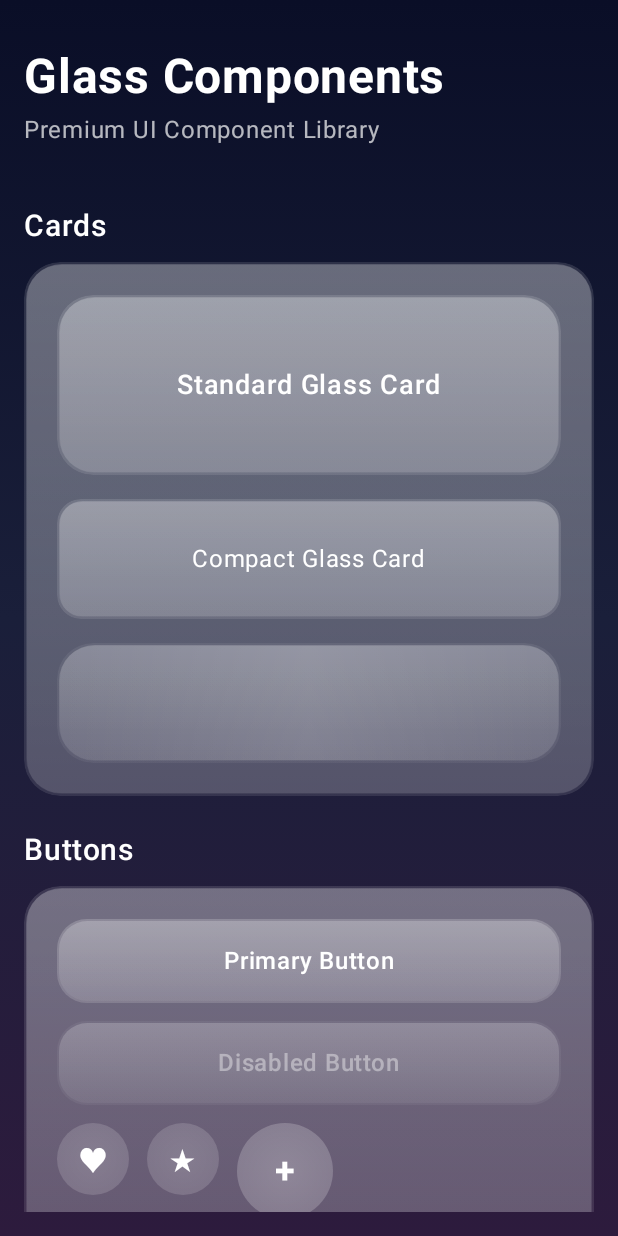
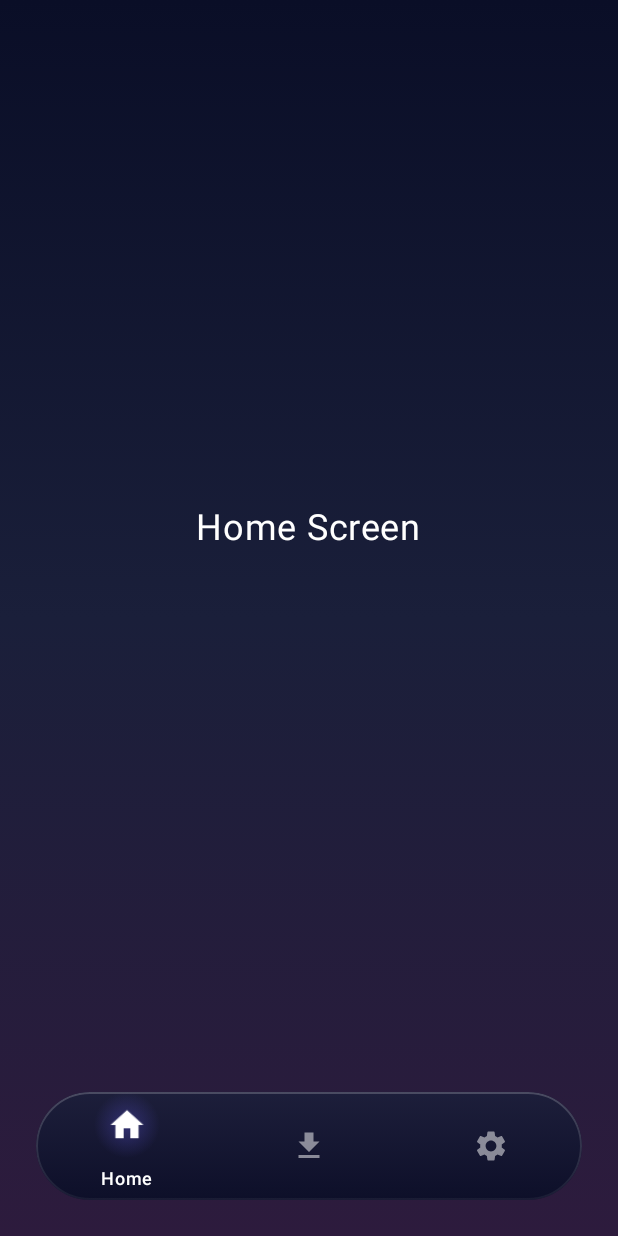
Before and after one commit to Alecocluc/Otter, an Android app built with Jetpack Compose: the screen it shows after launch (MainActivity), on a phone screen of 412 x 824 dp. Run offline under Robolectric (Android 15) with nearby library versions, the light colour scheme and no system bars; libraries missing offline, so code that uses them is left out: com.chaquo.python; 1 statement that could not run was skipped.

Commit message:
feat(general): add navbar, some more components, screens

```diff
--- a/app/build.gradle.kts
+++ b/app/build.gradle.kts
@@ -63,6 +63,7 @@ dependencies {
     implementation(platform(libs.androidx.compose.bom))
     implementation(libs.androidx.compose.ui)
     implementation(libs.androidx.compose.ui.graphics)
+    implementation(libs.androidx.compose.material.icons.extended)
     implementation(libs.androidx.compose.ui.tooling.preview)
     implementation(libs.androidx.compose.material3)
     implementation(libs.kotlinx.serialization.json)
--- a/app/src/main/java/com/appharbor/otter/MainActivity.kt
+++ b/app/src/main/java/com/appharbor/otter/MainActivity.kt
@@ -11,7 +11,7 @@ import androidx.compose.material3.Text
 import androidx.compose.runtime.Composable
 import androidx.compose.ui.Modifier
 import androidx.compose.ui.tooling.preview.Preview
-import com.appharbor.otter.ui.components.ComponentsPreview
+import com.appharbor.otter.ui.screens.MainScreen
 import com.appharbor.otter.ui.theme.OtterTheme
 
 class MainActivity : ComponentActivity() {
@@ -20,8 +20,8 @@ class MainActivity : ComponentActivity() {
         enableEdgeToEdge()
         setContent {
             OtterTheme {
-                // Show the glassmorphism components preview
-                ComponentsPreview()
+                // Show the main screen with navigation
+                MainScreen()
             }
         }
     }
@@ -39,6 +39,6 @@ fun Greeting(name: String, modifier: Modifier = Modifier) {
 @Composable
 fun GreetingPreview() {
     OtterTheme {
-        ComponentsPreview()
+        MainScreen()
     }
 }
--- /dev/null
+++ b/app/src/main/java/com/appharbor/otter/ui/components/GlassNavigationBar.kt
@@ -0,0 +1,183 @@
+package com.appharbor.otter.ui.components
+
+import androidx.compose.animation.core.animateFloatAsState
+import androidx.compose.animation.core.spring
+import androidx.compose.foundation.background
+import androidx.compose.foundation.border
+import androidx.compose.foundation.clickable
+import androidx.compose.foundation.interaction.MutableInteractionSource
+import androidx.compose.foundation.layout.*
+import androidx.compose.foundation.shape.CircleShape
+import androidx.compose.foundation.shape.RoundedCornerShape
+import androidx.compose.material3.Icon
+import androidx.compose.material3.Text
+import androidx.compose.runtime.Composable
+import androidx.compose.runtime.getValue
+import androidx.compose.runtime.remember
+import androidx.compose.ui.Alignment
+import androidx.compose.ui.Modifier
+import androidx.compose.ui.draw.blur
+import androidx.compose.ui.draw.clip
+import androidx.compose.ui.draw.scale
+import androidx.compose.ui.graphics.Brush
+import androidx.compose.ui.graphics.Color
+import androidx.compose.ui.graphics.vector.ImageVector
+import androidx.compose.ui.platform.LocalHapticFeedback
+import androidx.compose.ui.text.font.FontWeight
+import androidx.compose.ui.unit.dp
+import androidx.compose.ui.unit.sp
+
+/**
+ * Glass Navigation Bar
+ *
+ * A floating, capsule-style bottom navigation bar with glassmorphism effect.
+ *
+ * @param modifier Modifier for the navigation bar
+ * @param content Content of the navigation bar (GlassNavigationBarItem)
+ */
+@Composable
+fun GlassNavigationBar(
+    modifier: Modifier = Modifier,
+    content: @Composable RowScope.() -> Unit
+) {
+    Box(
+        modifier = modifier
+            .navigationBarsPadding()
+            .padding(horizontal = 24.dp, vertical = 24.dp)
+            .fillMaxWidth()
+            .height(72.dp)
+            .clip(RoundedCornerShape(36.dp)) // Capsule shape
+    ) {
+        // Background with blur
+        Box(
+            modifier = Modifier
+                .matchParentSize()
+                .background(
+                    brush = Brush.verticalGradient(
+                        colors = listOf(
+                            Color(0xFF1A1F3A).copy(alpha = 0.8f),
+                            Color(0xFF0A0E27).copy(alpha = 0.9f)
+                        )
+                    )
+                )
+                .blur(radius = 20.dp)
+        )
+
+        // Border
+        Box(
+            modifier = Modifier
+                .matchParentSize()
+                .border(
+                    width = 1.dp,
+                    brush = Brush.verticalGradient(
+                        colors = listOf(
+                            Color.White.copy(alpha = 0.2f),
+                            Color.White.copy(alpha = 0.05f)
+                        )
+                    ),
+                    shape = RoundedCornerShape(36.dp)
+                )
+        )
+
+        // Items
+        Row(
+            modifier = Modifier.fillMaxSize(),
+            horizontalArrangement = Arrangement.SpaceEvenly,
+            verticalAlignment = Alignment.CenterVertically,
+            content = content
+        )
+    }
+}
+
+/**
+ * Glass Navigation Bar Item
+ *
+ * An item within the GlassNavigationBar.
+ *
+ * @param selected Whether this item is selected
+ * @param onClick Callback when item is clicked
+ * @param icon Icon for the item
+ * @param label Label text for the item
+ * @param selectedColor Color when selected (default: primary accent)
+ * @param unselectedColor Color when unselected
+ */
+@Composable
+fun RowScope.GlassNavigationBarItem(
+    selected: Boolean,
+    onClick: () -> Unit,
+    icon: ImageVector,
+    label: String,
+    selectedColor: Color = Color(0xFF6C63FF),
+    unselectedColor: Color = Color.White.copy(alpha = 0.5f)
+) {
+    val haptic = LocalHapticFeedback.current
+    val interactionSource = remember { MutableInteractionSource() }
+
+    val scale by animateFloatAsState(
+        targetValue = if (selected) 1.1f else 1f,
+        animationSpec = spring(),
+        label = "scale"
+    )
+
+    val alpha by animateFloatAsState(
+        targetValue = if (selected) 1f else 0f,
+        animationSpec = spring(),
+        label = "alpha"
+    )
+
+    Column(
+        modifier = Modifier
+            .weight(1f)
+            .fillMaxHeight()
+            .clickable(
+                interactionSource = interactionSource,
+                indication = null
+            ) {
+                if (!selected) {
+                    haptic.performHapticFeedback(androidx.compose.ui.hapticfeedback.HapticFeedbackType.TextHandleMove)
+                    onClick()
+                }
+            },
+        horizontalAlignment = Alignment.CenterHorizontally,
+        verticalArrangement = Arrangement.Center
+    ) {
+        Box(
+            contentAlignment = Alignment.Center
+        ) {
+            // Active indicator glow
+            Box(
+                modifier = Modifier
+                    .size(40.dp)
+                    .scale(scale)
+                    .background(
+                        brush = Brush.radialGradient(
+                            colors = listOf(
+                                selectedColor.copy(alpha = 0.3f * alpha),
+                                Color.Transparent
+                            )
+                        ),
+                        shape = CircleShape
+                    )
+            )
+
+            Icon(
+                imageVector = icon,
+                contentDescription = label,
+                tint = if (selected) Color.White else unselectedColor,
+                modifier = Modifier
+                    .size(24.dp)
+                    .scale(scale)
+            )
+        }
+
+        if (selected) {
+            Text(
+                text = label,
+                color = Color.White,
+                fontSize = 12.sp,
+                fontWeight = FontWeight.Medium,
+                modifier = Modifier.padding(top = 4.dp)
+            )
+        }
+    }
+}
--- /dev/null
+++ b/app/src/main/java/com/appharbor/otter/ui/screens/HomeScreen.kt
@@ -0,0 +1,21 @@
+package com.appharbor.otter.ui.screens
+
+import androidx.compose.foundation.layout.Box
+import androidx.compose.foundation.layout.fillMaxSize
+import androidx.compose.material3.Text
+import androidx.compose.runtime.Composable
+import androidx.compose.ui.Alignment
+import androidx.compose.ui.Modifier
+import androidx.compose.ui.graphics.Color
+import androidx.compose.ui.unit.sp
+import com.appharbor.otter.ui.components.GlassCard
+
+@Composable
+fun HomeScreen() {
+    Box(
+        modifier = Modifier.fillMaxSize(),
+        contentAlignment = Alignment.Center
+    ) {
+        Text(text = "Home Screen", color = Color.White, fontSize = 24.sp)
+    }
+}
--- /dev/null
+++ b/app/src/main/java/com/appharbor/otter/ui/screens/MainScreen.kt
@@ -0,0 +1,65 @@
+package com.appharbor.otter.ui.screens
+
+import androidx.compose.foundation.layout.Box
+import androidx.compose.foundation.layout.fillMaxSize
+import androidx.compose.foundation.layout.padding
+import androidx.compose.material.icons.Icons
+import androidx.compose.material.icons.filled.Download
+import androidx.compose.material.icons.filled.Home
+import androidx.compose.material.icons.filled.Settings
+import androidx.compose.material3.Scaffold
+import androidx.compose.runtime.Composable
+import androidx.compose.runtime.getValue
+import androidx.compose.runtime.mutableIntStateOf
+import androidx.compose.runtime.remember
+import androidx.compose.runtime.setValue
+import androidx.compose.ui.Modifier
+import androidx.compose.ui.graphics.Color
+import com.appharbor.otter.ui.components.GlassBackground
+import com.appharbor.otter.ui.components.GlassNavigationBar
+import com.appharbor.otter.ui.components.GlassNavigationBarItem
+
+@Composable
+fun MainScreen() {
+    var selectedNav by remember { mutableIntStateOf(0) }
+
+    GlassBackground {
+        Scaffold(
+            containerColor = Color.Transparent,
+            bottomBar = {
+                GlassNavigationBar {
+                    GlassNavigationBarItem(
+                        selected = selectedNav == 0,
+                        onClick = { selectedNav = 0 },
+                        icon = Icons.Default.Home,
+                        label = "Home"
+                    )
+                    GlassNavigationBarItem(
+                        selected = selectedNav == 1,
+                        onClick = { selectedNav = 1 },
+                        icon = Icons.Default.Download,
+                        label = "Downloads"
+                    )
+                    GlassNavigationBarItem(
+                        selected = selectedNav == 2,
+                        onClick = { selectedNav = 2 },
+                        icon = Icons.Default.Settings,
+                        label = "Settings"
+                    )
+                }
+            }
+        ) { paddingValues ->
+            Box(
+                modifier = Modifier
+                    .fillMaxSize()
+                    .padding(paddingValues)
+            ) {
+                when (selectedNav) {
+                    0 -> HomeScreen()
+                    1 -> DownloadsScreen()
+                    2 -> SettingsScreen()
+                }
+            }
+        }
+    }
+}
--- a/gradle/libs.versions.toml
+++ b/gradle/libs.versions.toml
@@ -10,8 +10,10 @@ lifecycleRuntimeKtx = "2.10.0"
 activityCompose = "1.12.0"
 composeBom = "2025.11.01"
 chaquopy = "16.1.0"
+materialIconsExtended = "1.7.8"
 
 [libraries]
+androidx-compose-material-icons-extended = { module = "androidx.compose.material:material-icons-extended", version.ref = "materialIconsExtended" }
 androidx-core-ktx = { group = "androidx.core", name = "core-ktx", version.ref = "coreKtx" }
 junit = { group = "junit", name = "junit", version.ref = "junit" }
 androidx-junit = { group = "androidx.test.ext", name = "junit", version.ref = "junitVersion" }
```
Also changed, not shown: app/src/main/java/com/appharbor/otter/ui/components/ComponentsPreview.kt (+75 -0 lines), app/src/main/java/com/appharbor/otter/ui/components/GlassButton.kt (+29 -0 lines), app/src/main/java/com/appharbor/otter/ui/components/GlassSnackbar.kt (added, +154 -0 lines), app/src/main/java/com/appharbor/otter/ui/screens/DownloadsScreen.kt (added, +21 -0 lines), app/src/main/java/com/appharbor/otter/ui/screens/SettingsScreen.kt (added, +21 -0 lines), 2 other files.
